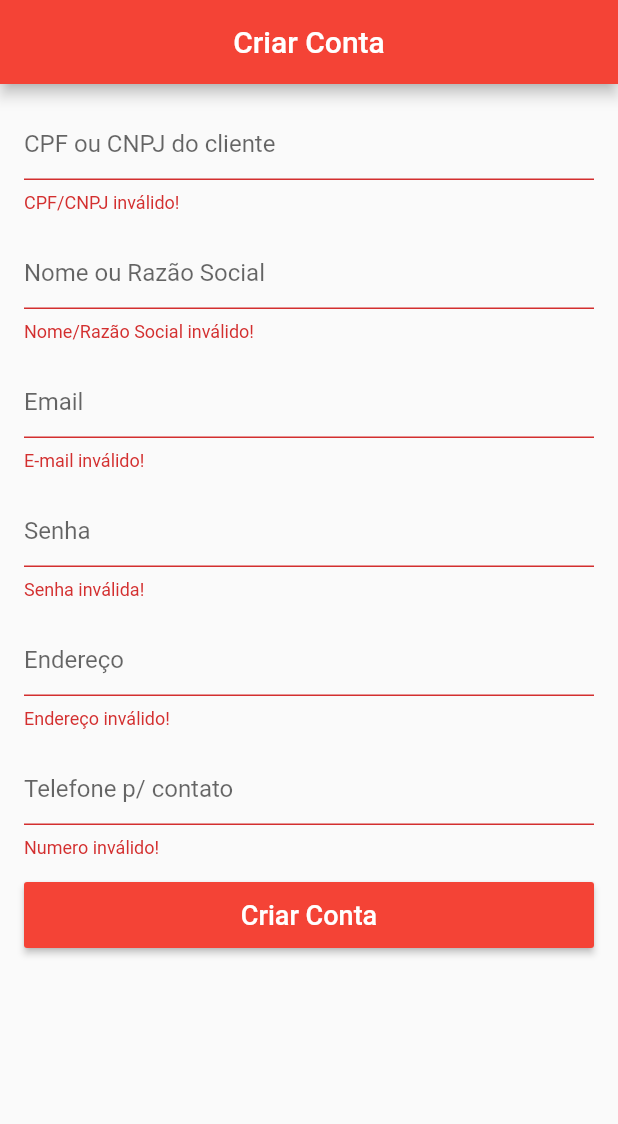
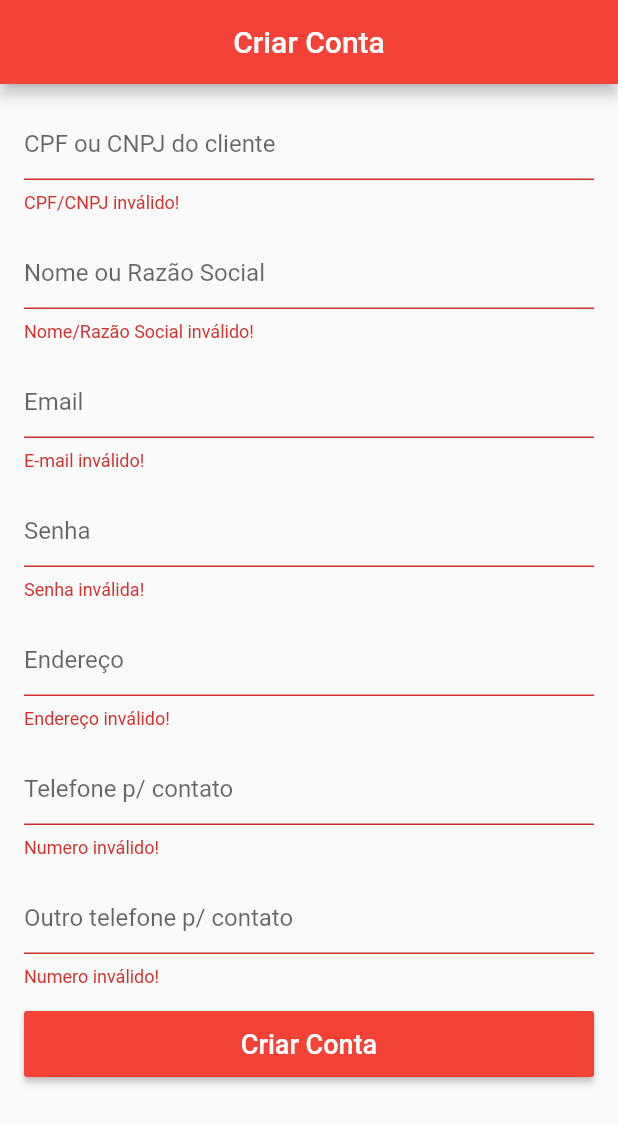
Before and after one commit to EliasJnr/puramassa-app, a Flutter app: the SignUpScreen screen opened directly, after a tap on "Criar Conta", on a phone screen of 412 x 824 dp. Shown: the top 1124 px of the screen. Run offline on Flutter 3.47's test engine with Material 2 defaults, Android fonts, the phone set to English and light mode, and no system bars; our stand-ins replace cached_network_image, carousel_pro, cloud_firestore, firebase_auth, flutter_masked_text, transparent_image; missing offline and left inert: cpf_cnpj_validator; accounts and stored records are empty.

Commit message:
phone2 e timeout order finish screen

```diff
--- a/lib/screens/order_screen.dart
+++ b/lib/screens/order_screen.dart
@@ -7,6 +7,12 @@ class OrderScreen extends StatelessWidget {
 
   @override
   Widget build(BuildContext context) {
+
+
+    Future.delayed(Duration(seconds: 3)).then((_) {
+      Navigator.of(context).pop();
+    });
+
     return Scaffold(
       appBar: AppBar(
         title: Text("Pedido Realizado"),
--- a/lib/screens/signup_screen.dart
+++ b/lib/screens/signup_screen.dart
@@ -19,6 +19,7 @@ class _SignUpScreenState extends State<SignUpScreen> {
   final _passController = TextEditingController();
   final _addressController = TextEditingController();
   final _phoneController = MaskedTextController(mask: "(00) 00000-0000");
+  final _phone2Controller = MaskedTextController(mask: "(00) 00000-0000");
 
   final _scaffoldKey = GlobalKey<ScaffoldState>();
 
@@ -114,6 +115,17 @@ class _SignUpScreenState extends State<SignUpScreen> {
                     SizedBox(
                       height: 16.0,
                     ),
+                    TextFormField(
+                        controller: _phone2Controller,
+                        decoration:
+                        InputDecoration(hintText: "Outro telefone p/ contato"),
+                        obscureText: false,
+                        keyboardType: TextInputType.phone,
+                        validator: (text) =>
+                        text.isEmpty || _phoneController.text == _phone2Controller.text ? "Numero inválido!" : null),
+                    SizedBox(
+                      height: 16.0,
+                    ),
                     SizedBox(
                       height: 44.0,
                       child: RaisedButton(
@@ -130,7 +142,8 @@ class _SignUpScreenState extends State<SignUpScreen> {
                               "name": _nameController.text,
                               "email": _emailController.text,
                               "address": _addressController.text,
-                              "phone": _phoneController.text
+                              "phone": _phoneController.text,
+                              "phone2": _phone2Controller.text
                             };
 
                             model.signUp(
```
